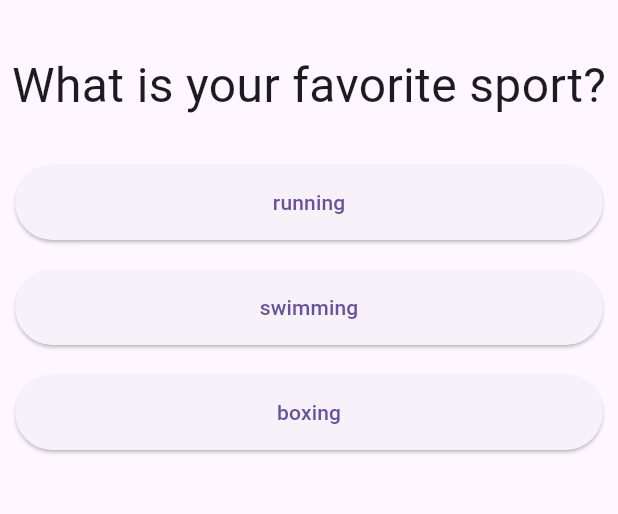
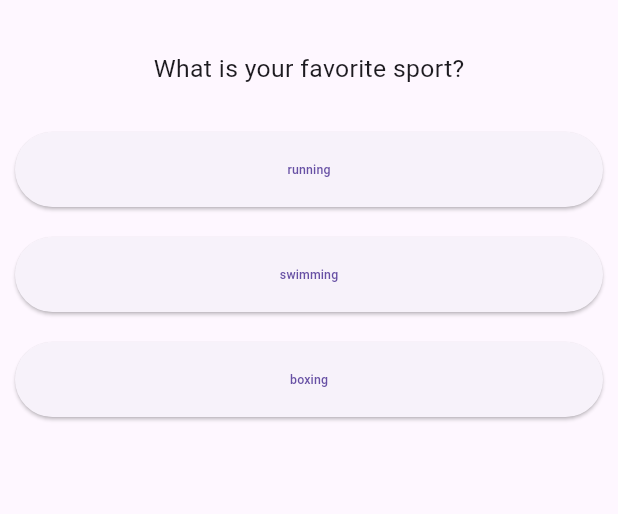
Before and after one commit to Mahmoud-AbdElaziz-Hamed/flutter-test-App, a Flutter app: the screen it shows after launch, after a tap on "white", on a phone screen of 412 x 824 dp, the part 63-577 px from its top. Run offline on Flutter 3.47's test engine with Material 3 defaults, Android fonts, the phone set to English and light mode, and no system bars.

Commit message:
fix: resolve issues in code review

```diff
--- a/lib/main.dart
+++ b/lib/main.dart
@@ -1,90 +1,6 @@
 import 'package:flutter/material.dart';
-import 'package:flutter_new_app/answers.dart';
-import 'package:flutter_new_app/questions.dart';
+import 'package:flutter_new_app/quiz_app.dart';
 
 void main() {
-  runApp(const MyApp());
+  runApp(const QuizApp());
 }
-
-class MyApp extends StatefulWidget {
-  const MyApp({super.key});
-  @override
-  State<MyApp> createState() => _MyAppState();
-}
-
-class _MyAppState extends State<MyApp> {
-  var questionIndex = 0;
-  num score = 0;
-  final List<Map<String, dynamic>> questions = [
-    {
-      "questionText": "What is your favorite colour?",
-      "answers": {"1": "white", "2": "black", "3": "red"},
-      "score": {"white": 5, "black": 1, "red": 3}
-    },
-    {
-      "questionText": "What is your favorite sport?",
-      "answers": {"1": "running", "2": "swimming", "3": "boxing"},
-      "score": {"running": 5, "swimming": 5, "red": 3}
-    },
-    {
-      "questionText": "What is your favorite weather?",
-      "answers": {"1": "summer", "2": "winter", "3": "spring"},
-      "score": {"summer": 1, "winter": 5, "spring": 3}
-    }
-  ];
-
-  void handleClick(String answer) {
-    setState(() {
-      if (questionIndex < questions.length) {
-        score += questions[questionIndex]["score"][answer];
-        questionIndex += 1;
-      }
-    });
-  }
-
-  @override
-  Widget build(BuildContext context) {
-    return MaterialApp(
-      debugShowCheckedModeBanner: false,
-      home: Scaffold(
-        appBar: AppBar(
-          title: const Text('My test app'),
-        ),
-        body: questionIndex == questions.length
-            ? Center(
-                child: Column(
-                  crossAxisAlignment: CrossAxisAlignment.center,
-                  mainAxisAlignment: MainAxisAlignment.center,
-                  children: [
-                    Text(
-                      "Congratulations, you're done, your score is : $score",
-                      style: const TextStyle(fontSize: 28),
-                    ),
-                    TextButton(
-                        onPressed: () {
-                          setState(() {
-                            questionIndex = 0;
-                            score = 0;
-                          });
-                        },
-                        child: const Text(
-                          "return to quiz",
-                          style: TextStyle(color: Colors.blue),
-                        ))
-                  ],
-                ),
-              )
-            : Column(children: [
-                Questions(
-                  questions: questions,
-                  questionIndex: questionIndex,
-                ),
-                Answers(
-                    questions: questions,
-                    questionIndex: questionIndex,
-                    handleClick: handleClick)
-              ]),
-      ),
-    );
-  }
-}
--- /dev/null
+++ b/lib/models/question_model.dart
@@ -0,0 +1,7 @@
+class Question {
+  final String questionText;
+  final Map<String, String> answers;
+  final Map<String, int> score;
+  Question(
+      {required this.questionText, required this.answers, required this.score});
+}
--- /dev/null
+++ b/lib/quiz_app.dart
@@ -0,0 +1,77 @@
+import 'package:flutter/material.dart';
+import 'package:flutter_new_app/widgets/after_finish_quiz.dart';
+import 'package:flutter_new_app/widgets/answers.dart';
+import 'package:flutter_new_app/models/question_model.dart';
+import 'package:flutter_new_app/widgets/questions.dart';
+
+class QuizApp extends StatefulWidget {
+  const QuizApp({Key? key}) : super(key: key);
+  @override
+  State<QuizApp> createState() => _MyAppState();
+}
+
+class _MyAppState extends State<QuizApp> {
+  var questionIndex = 0;
+  int score = 0;
+
+  final List<Question> questions = [
+    Question(
+        questionText: "What is your favorite colour?",
+        answers: {"1": "white", "2": "black", "3": "red"},
+        score: {"white": 5, "black": 1, "red": 3}),
+    Question(
+        questionText: "What is your favorite sport?",
+        answers: {"1": "running", "2": "swimming", "3": "boxing"},
+        score: {"running": 5, "swimming": 5, "boxing": 3}),
+    Question(
+        questionText: "What is your favorite weather?",
+        answers: {"1": "summer", "2": "winter", "3": "spring"},
+        score: {"summer": 1, "winter": 5, "spring": 3})
+  ];
+
+  void handleAnswerClick(String answer) {
+    setState(() {
+      if (questionIndex < questions.length) {
+        score += questions[questionIndex].score[answer]!;
+        questionIndex += 1;
+      }
+    });
+  }
+
+  void handleReturnClick() {
+    setState(() {
+      setState(() {
+        questionIndex = 0;
+        score = 0;
+      });
+    });
+  }
+
+  @override
+  Widget build(BuildContext context) {
+    return MaterialApp(
+      debugShowCheckedModeBanner: false,
+      home: Scaffold(
+        appBar: AppBar(
+          title: const Text('My test app'),
+        ),
+        body: questionIndex == questions.length
+            ? AfterFinsishQuiz(
+                handleClick: handleReturnClick,
+                score: score,
+              )
+            : Column(children: [
+                Questions(
+                  questions: questions,
+                  questionIndex: questionIndex,
+                ),
+                Answers(
+                  questions: questions,
+                  questionIndex: questionIndex,
+                  handleClick: handleAnswerClick,
+                )
+              ]),
+      ),
+    );
+  }
+}
--- /dev/null
+++ b/lib/widgets/after_finish_quiz.dart
@@ -0,0 +1,31 @@
+import 'package:flutter/material.dart';
+
+class AfterFinsishQuiz extends StatelessWidget {
+  final Function() handleClick;
+  final int score;
+  const AfterFinsishQuiz(
+      {super.key, required this.handleClick, required this.score});
+
+  @override
+  Widget build(BuildContext context) {
+    return Center(
+      child: Column(
+        crossAxisAlignment: CrossAxisAlignment.center,
+        mainAxisAlignment: MainAxisAlignment.center,
+        children: [
+          Text(
+            "Congratulations, you're done, your score is : $score",
+            style:
+                TextStyle(fontSize: MediaQuery.of(context).size.width * 0.04),
+          ),
+          TextButton(
+              onPressed: handleClick,
+              child: const Text(
+                "return to quiz",
+                style: TextStyle(color: Colors.blue),
+              ))
+        ],
+      ),
+    );
+  }
+}
--- a/lib/answers.dart
+++ b/lib/widgets/answers.dart
@@ -1,7 +1,8 @@
 import 'package:flutter/material.dart';
+import 'package:flutter_new_app/models/question_model.dart';
 
 class Answers extends StatelessWidget {
-  final List<Map<String, dynamic>> questions;
+  final List<Question> questions;
   final int questionIndex;
   final Function(String) handleClick;
   const Answers({
@@ -13,9 +14,7 @@ class Answers extends StatelessWidget {
   @override
   Widget build(BuildContext context) {
     return Column(children: [
-      ...(questions[questionIndex]["answers"] as Map<String, String>)
-          .entries
-          .map(
+      ...(questions[questionIndex].answers).entries.map(
             (e) => Container(
               width: double.infinity,
               alignment: Alignment.center,
@@ -25,7 +24,11 @@ class Answers extends StatelessWidget {
                 style: ButtonStyle(
                     minimumSize: MaterialStateProperty.all(
                         const Size(double.infinity, 50))),
-                child: Text(e.value),
+                child: Text(
+                  e.value,
+                  style: TextStyle(
+                      fontSize: MediaQuery.of(context).size.width * 0.02),
+                ),
               ),
             ),
           )
--- a/lib/questions.dart
+++ b/lib/widgets/questions.dart
@@ -1,7 +1,8 @@
 import 'package:flutter/material.dart';
+import 'package:flutter_new_app/models/question_model.dart';
 
 class Questions extends StatelessWidget {
-  final List<Map<String, dynamic>> questions;
+  final List<Question> questions;
   final int questionIndex;
   const Questions({
     Key? key,
@@ -14,10 +15,10 @@ class Questions extends StatelessWidget {
     return Container(
       alignment: Alignment.center,
       width: double.infinity,
-      margin: const EdgeInsets.only(top: 20, bottom: 20),
+      margin: const EdgeInsets.symmetric(vertical: 20),
       child: Text(
-        questions[questionIndex]["questionText"],
-        style: const TextStyle(fontSize: 32),
+        questions[questionIndex].questionText,
+        style: TextStyle(fontSize: MediaQuery.of(context).size.width * 0.04),
       ),
     );
   }
```
Also changed, not shown: 1 other file.
